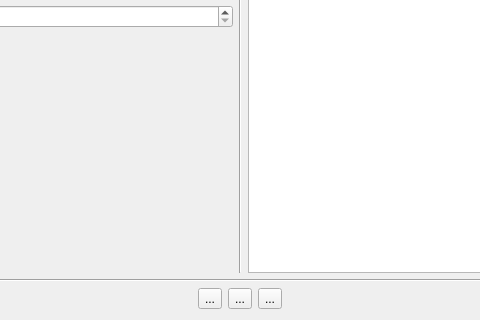
Above: Auto_Ecole/examen/detailsexam.ui from AmineHouari98/auto_Ecole before the change; both pictures show x 187 to 667 and y 150 to 470 of the 854 by 470 pixel window. Below: the same form after it.
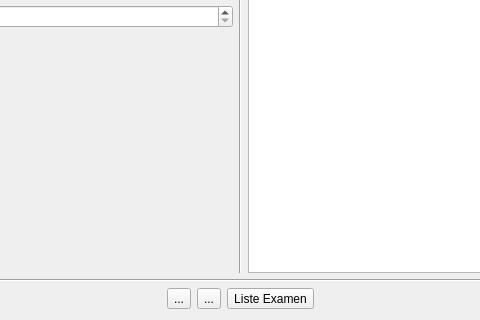
That is the form after the change.

Patch:
```diff
--- a/Auto_Ecole/examen/detailsexam.ui
+++ b/Auto_Ecole/examen/detailsexam.ui
@@ -225,7 +225,7 @@
             </size>
            </property>
            <property name="text">
-            <string>...</string>
+            <string>Liste Examen</string>
            </property>
           </widget>
          </item>
```
Left out of the diff: 2 changed lines with no effect on the pictures.
